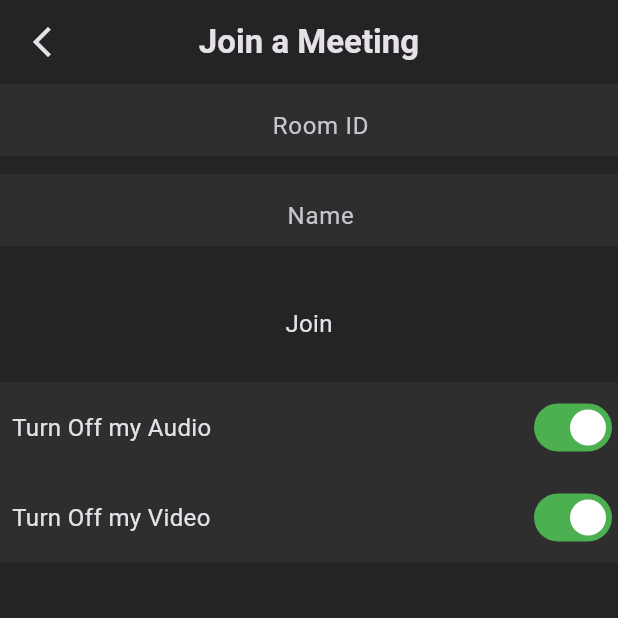
After one commit to nitinkoberoii/Zoom-Clone, a Flutter app: the VideoCallScreen screen opened by its route, after a tap on "Join", on a phone screen of 412 x 824 dp, the top half of it. The commit adds this screen. Run offline on Flutter 3.47's test engine with Material 3 defaults, Android fonts, the phone set to English and light mode, and no system bars; our stand-ins replace cloud_firestore, firebase_auth, firebase_core, google_sign_in; missing offline and left inert: jitsi_meet_v1; accounts and stored records are empty; network calls fail.

Commit message:
Updated till tut

```diff
--- a/lib/main.dart
+++ b/lib/main.dart
@@ -5,6 +5,7 @@
 import 'package:zoom_clone/resources/auth_methods.dart';
 import 'package:zoom_clone/screens/home_screen.dart';
 import 'package:zoom_clone/screens/login_screen.dart';
+import 'package:zoom_clone/screens/video_call_screen.dart';
 import 'package:zoom_clone/utils/colors.dart';
 
 void main() async {
@@ -37,6 +38,7 @@
       routes: {
         '/login': (context) => const LoginScreen(),
         '/home': (context) => const HomeScreen(),
+        '/video-call': (context) => const VideoCallScreen(),
       },
       home: StreamBuilder(
         stream: AuthMethods().authChanges,
--- /dev/null
+++ b/lib/resources/firestore_methods.dart
@@ -0,0 +1,28 @@
+import 'package:cloud_firestore/cloud_firestore.dart';
+import 'package:firebase_auth/firebase_auth.dart';
+
+class FirestoreMethods {
+  final FirebaseFirestore _firestore = FirebaseFirestore.instance;
+  final FirebaseAuth _auth = FirebaseAuth.instance;
+
+  Stream get meetingHistory => _firestore
+      .collection('users')
+      .doc(_auth.currentUser!.uid)
+      .collection('meetings')
+      .snapshots();
+
+  void addToMeetingHistory(String meetingName) async {
+    try {
+      await _firestore
+          .collection('users')
+          .doc(_auth.currentUser!.uid)
+          .collection('meetings')
+          .add({
+        'meetingName': meetingName,
+        'createdAt': DateTime.now(),
+      });
+    } catch (e) {
+      print(e);
+    }
+  }
+}
--- a/lib/resources/jitsi_meet_methods.dart
+++ b/lib/resources/jitsi_meet_methods.dart
@@ -1,14 +1,18 @@
 import 'package:jitsi_meet_v1/feature_flag/feature_flag.dart';
 import 'package:jitsi_meet_v1/jitsi_meet.dart';
 import 'package:zoom_clone/resources/auth_methods.dart';
+import 'package:zoom_clone/resources/firestore_methods.dart';
 
 class JitsiMeetMethods {
   final AuthMethods _authMethods = AuthMethods();
+  final FirestoreMethods _firestoreMethods = FirestoreMethods();
 
-  void createMeeting(
-      {required String roomName,
-      required bool isAudioMuted,
-      required bool isVideoMuted}) async {
+  void createMeeting({
+    required String roomName,
+    required bool isAudioMuted,
+    required bool isVideoMuted,
+    String username = '',
+  }) async {
     try {
       FeatureFlag featureFlag = FeatureFlag();
       featureFlag.welcomePageEnabled = false;
@@ -16,13 +20,21 @@
       featureFlag.resolution = FeatureFlagVideoResolution
           .MD_RESOLUTION; // Limit video resolution to 360p
 
+      String name;
+      if (username.isEmpty) {
+        name = _authMethods.user.displayName!;
+      } else {
+        name = username;
+      }
+
       var options = JitsiMeetingOptions(room: roomName)
-        ..userDisplayName = _authMethods.user.displayName
+        ..userDisplayName = name
         ..userEmail = _authMethods.user.email
         ..userAvatarURL = _authMethods.user.photoURL
         ..audioMuted = isAudioMuted
         ..videoMuted = isVideoMuted;
 
+      _firestoreMethods.addToMeetingHistory(roomName);
       await JitsiMeet.joinMeeting(options);
     } catch (error) {
       print("error: $error");
--- a/lib/screens/meeting_screen.dart
+++ b/lib/screens/meeting_screen.dart
@@ -17,6 +17,10 @@
         roomName: roomName, isAudioMuted: true, isVideoMuted: true);
   }
 
+  joinMeeting(BuildContext context) {
+    Navigator.pushNamed(context, '/video-call');
+  }
+
   @override
   Widget build(BuildContext context) {
     return Column(
@@ -30,7 +34,7 @@
               icon: Icons.videocam,
             ),
             HomeMeetingButton(
-              onPressed: () {},
+              onPressed: () => joinMeeting(context),
               text: 'Join Meeting',
               icon: Icons.add_box_rounded,
             ),
--- /dev/null
+++ b/lib/screens/video_call_screen.dart
@@ -0,0 +1,135 @@
+import 'package:flutter/material.dart';
+import 'package:jitsi_meet_v1/jitsi_meet.dart';
+
+import 'package:zoom_clone/resources/auth_methods.dart';
+import 'package:zoom_clone/resources/jitsi_meet_methods.dart';
+import 'package:zoom_clone/utils/colors.dart';
+
+import '../widgets/meeting_options.dart';
+
+class VideoCallScreen extends StatefulWidget {
+  const VideoCallScreen({super.key});
+
+  @override
+  State<VideoCallScreen> createState() => _VideoCallScreenState();
+}
+
+class _VideoCallScreenState extends State<VideoCallScreen> {
+  final AuthMethods _authMethods = AuthMethods();
+  late TextEditingController meetingIDController;
+  late TextEditingController nameController;
+  final JitsiMeetMethods _jitsiMeetMethods = JitsiMeetMethods();
+
+  bool isAudioMuted = true;
+  bool isVideoMuted = true;
+
+  @override
+  void initState() {
+    meetingIDController = TextEditingController();
+    nameController = TextEditingController(text: _authMethods.user.displayName);
+    super.initState();
+  }
+
+  @override
+  void dispose() {
+    super.dispose();
+    meetingIDController.dispose();
+    nameController.dispose();
+    JitsiMeet.removeAllListeners();
+  }
+
+  _joinMeeting() {
+    _jitsiMeetMethods.createMeeting(
+      roomName: meetingIDController.text,
+      isAudioMuted: isAudioMuted,
+      isVideoMuted: isVideoMuted,
+      username: nameController.text,
+    );
+  }
+
+  @override
+  Widget build(BuildContext context) {
+    return Scaffold(
+      appBar: AppBar(
+        elevation: 0,
+        backgroundColor: backgroundColor,
+        centerTitle: true,
+        leading: GestureDetector(
+          onTap: Navigator.of(context).pop,
+          child: const Icon(Icons.arrow_back_ios_new),
+        ),
+        title: const Text(
+          'Join a Meeting',
+          style: TextStyle(fontSize: 22, fontWeight: FontWeight.bold),
+        ),
+      ),
+      body: Column(
+        children: [
+          SizedBox(
+            height: 60,
+            child: TextField(
+              controller: meetingIDController,
+              maxLines: 1,
+              textAlign: TextAlign.center,
+              keyboardType: TextInputType.number,
+              decoration: const InputDecoration(
+                  fillColor: secondaryBackgroundColor,
+                  filled: true,
+                  border: InputBorder.none,
+                  hintText: 'Room ID',
+                  contentPadding: EdgeInsets.fromLTRB(16, 8, 0, 0)),
+            ),
+          ),
+          SizedBox(
+            height: 60,
+            child: TextField(
+              controller: nameController,
+              maxLines: 1,
+              textAlign: TextAlign.center,
+              decoration: const InputDecoration(
+                  fillColor: secondaryBackgroundColor,
+                  filled: true,
+                  border: InputBorder.none,
+                  hintText: 'Name',
+                  contentPadding: EdgeInsets.fromLTRB(16, 8, 0, 0)),
+            ),
+          ),
+          const SizedBox(height: 20),
+          InkWell(
+            onTap: _joinMeeting,
+            child: const Padding(
+              padding: EdgeInsets.all(8),
+              child: Text(
+                'Join',
+                style: TextStyle(fontSize: 16),
+              ),
+            ),
+          ),
+          const SizedBox(height: 20),
+          MeetingOption(
+            text: 'Turn Off my Audio',
+            isMute: isAudioMuted,
+            onChange: onAudioMuted,
+          ),
+          MeetingOption(
+            text: 'Turn Off my Video',
+            isMute: isVideoMuted,
+            onChange: onVideoMuted,
+          ),
+        ],
+      ),
+    );
+  }
+
+  onAudioMuted(bool value) {
+    setState(() {
+      isAudioMuted = value;
+    });
+  }
+
+  onVideoMuted(bool value) {
+    setState(() {
+      isVideoMuted = value;
+    });
+  }
+}
--- /dev/null
+++ b/lib/widgets/meeting_options.dart
@@ -0,0 +1,42 @@
+import 'package:flutter/material.dart';
+import 'package:zoom_clone/utils/colors.dart';
+
+class MeetingOption extends StatelessWidget {
+  final String text;
+  final bool isMute;
+  final Function(bool) onChange;
+
+  const MeetingOption({
+    super.key,
+    required this.text,
+    required this.isMute,
+    required this.onChange,
+  });
+
+  @override
+  Widget build(BuildContext context) {
+    return Container(
+      height: 60,
+      color: secondaryBackgroundColor,
+      child: Row(
+        mainAxisAlignment: MainAxisAlignment.spaceBetween,
+        children: [
+          Padding(
+            padding: const EdgeInsets.all(8.0),
+            child: Text(
+              text,
+              style: const TextStyle(fontSize: 16),
+            ),
+          ),
+          Switch.adaptive(
+            value: isMute,
+            onChanged: onChange,
+            activeColor: Colors.white,
+            activeTrackColor: Colors.green,
+            inactiveThumbColor: Colors.white,
+          ),
+        ],
+      ),
+    );
+  }
+}
--- a/pubspec.yaml
+++ b/pubspec.yaml
@@ -36,6 +36,7 @@
   google_sign_in: ^6.2.1
   jitsi_meet_v1: ^5.0.0
   jitsi_meet_flutter_sdk: ^0.1.7
+  intl: ^0.19.0
 
 
 
```
Also changed, not shown: lib/resources/auth_methods.dart (+8 -0 lines), lib/screens/history_meeting_screen.dart (+19 -1 lines), lib/screens/home_screen.dart (+7 -1 lines), pubspec.lock.
